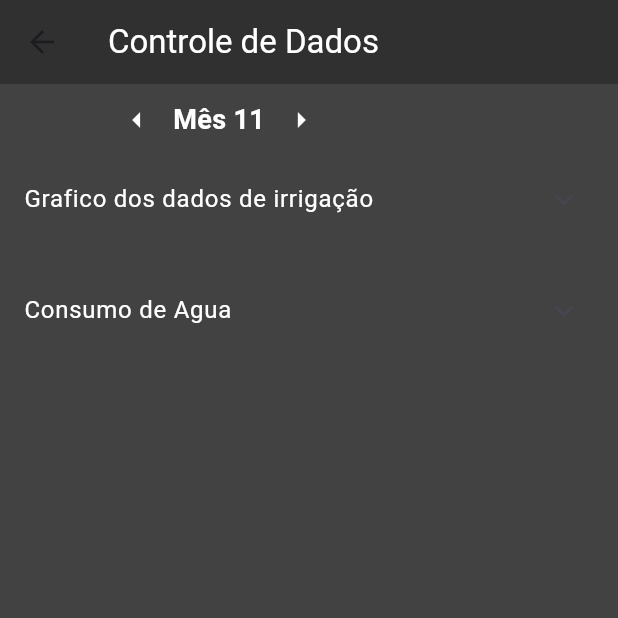
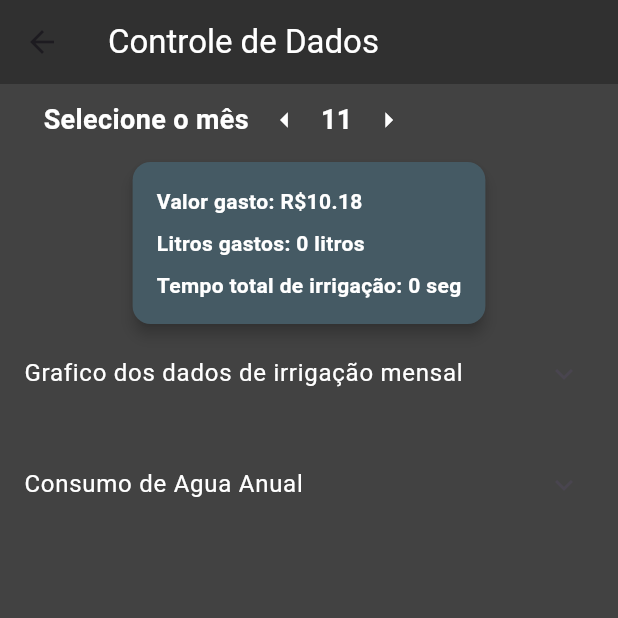
Before and after one commit to mayra2001/smartcontrol, a Flutter app: the GraficoPage screen opened directly, on a phone screen of 412 x 824 dp, the top half of it. Run offline on Flutter 3.47's test engine with Material 3 defaults, Android fonts, the phone set to English and light mode, and no system bars; our stand-ins replace cloud_firestore, firebase_auth, firebase_core, firebase_database, fl_chart, flutter_local_notifications; accounts and stored records are empty; network calls fail.

Commit message:
NOVAS ATUALIZAÇÕES

```diff
--- /dev/null
+++ b/tccsmartcontrol/lib/global_state.dart
@@ -0,0 +1,3 @@
+class GlobalState {
+  static bool incluirEsgoto = false;
+}
--- a/tccsmartcontrol/lib/graficoPage.dart
+++ b/tccsmartcontrol/lib/graficoPage.dart
@@ -1,6 +1,7 @@
 import 'package:flutter/material.dart';
 import 'package:cloud_firestore/cloud_firestore.dart';
 import 'package:fl_chart/fl_chart.dart';
+import 'global_state.dart';
 
 class GraficoPage extends StatefulWidget {
   const GraficoPage({super.key});
@@ -18,7 +19,7 @@ class _GraficoPageState extends State<GraficoPage> {
   List<double> umidadeSolo = [];
   List<double> litrosGastosPorMes = List.filled(12, 0);
   int mesSelecionado = DateTime.now().month;
-  bool incluirEsgoto = false;
+  final incluirEsgoto = GlobalState.incluirEsgoto;
   double valorGasto = 0.0;
   double litrosTotaisMes = 0.0;
   int _chartKey = 0;
@@ -322,10 +323,18 @@ class _GraficoPageState extends State<GraficoPage> {
         child: Column(
           children: [
             Padding(
-              padding: const EdgeInsets.only(right: 120.0),
+              padding: const EdgeInsets.only(right: 100.0),
               child: Row(
                 mainAxisAlignment: MainAxisAlignment.center,
                 children: [
+                  const Text(
+                    'Selecione o mês',
+                    style: TextStyle(
+                      fontSize: 18,
+                      color: Colors.white,
+                      fontWeight: FontWeight.bold,
+                    ),
+                  ),
                   IconButton(
                     icon: const Icon(Icons.arrow_left, color: Colors.white),
                     onPressed: () {
@@ -338,7 +347,7 @@ class _GraficoPageState extends State<GraficoPage> {
                     },
                   ),
                   Text(
-                    'Mês $mesSelecionado',
+                    '$mesSelecionado',
                     style: const TextStyle(
                       fontSize: 18,
                       color: Colors.white,
@@ -359,8 +368,46 @@ class _GraficoPageState extends State<GraficoPage> {
                 ],
               ),
             ),
+            Card(
+              elevation: 4,
+              color: Colors.blueGrey[700],
+              child: Padding(
+                padding: const EdgeInsets.all(16.0),
+                child: Column(
+                  crossAxisAlignment: CrossAxisAlignment.start,
+                  children: [
+                    Text(
+                      'Valor gasto: R\$${valorGasto.toStringAsFixed(2)}',
+                      style: const TextStyle(
+                        fontSize: 14,
+                        fontWeight: FontWeight.bold,
+                        color: Colors.white,
+                      ),
+                    ),
+                    const SizedBox(height: 8),
+                    Text(
+                      'Litros gastos: ${_formatarLitrosOuMetrosCubicos(litrosTotaisMes)}',
+                      style: const TextStyle(
+                        fontSize: 14,
+                        fontWeight: FontWeight.bold,
+                        color: Colors.white,
+                      ),
+                    ),
+                    const SizedBox(height: 8),
+                    Text(
+                      'Tempo total de irrigação: $tempoTotalIrrigacao',
+                      style: const TextStyle(
+                        fontSize: 14,
+                        fontWeight: FontWeight.bold,
+                        color: Colors.white,
+                      ),
+                    ),
+                  ],
+                ),
+              ),
+            ),
             ExpansionTile(
-              title: const Text('Grafico dos dados de irrigação',
+              title: const Text('Grafico dos dados de irrigação mensal',
                   style: TextStyle(color: Colors.white)),
               children: [
                 Column(
@@ -473,69 +520,13 @@ class _GraficoPageState extends State<GraficoPage> {
             ),
             const SizedBox(height: 16),
             ExpansionTile(
-              title: const Text('Consumo de Agua',
+              title: const Text('Consumo de Agua Anual',
                   style: TextStyle(color: Colors.white)),
               children: [
-                Column(
-                  children: [
-                    Padding(
-                      padding: const EdgeInsets.all(8.0),
-                      child: Row(
-                        children: [
-                          const Expanded(
-                            child: Text(
-                                'Se em sua localidade é cobrado a taxa de esgoto, selecione para calcular o valor total de irrigação por mês.',
-                                softWrap: true,
-                                style: TextStyle(color: Colors.white)),
-                          ),
-                          Checkbox(
-                            value: incluirEsgoto,
-                            onChanged: (bool? value) {
-                              setState(() {
-                                incluirEsgoto = value!;
-                                _calcularValorGasto(mesSelecionado);
-                              });
-                            },
-                          ),
-                        ],
-                      ),
-                    ),
-                    Padding(
-                      padding: const EdgeInsets.only(right: 180.0),
-                      child: Text(
-                        'Valor total gasto: R\$${valorGasto.toStringAsFixed(2)}',
-                        style: const TextStyle(
-                            fontSize: 14,
-                            fontWeight: FontWeight.bold,
-                            color: Colors.white),
-                      ),
-                    ),
-                    Padding(
-                      padding: const EdgeInsets.only(right: 60.0),
-                      child: Text(
-                        'Litros gastos no mês selecionado: ${_formatarLitrosOuMetrosCubicos(litrosTotaisMes)}',
-                        style: const TextStyle(
-                            fontSize: 14,
-                            fontWeight: FontWeight.bold,
-                            color: Colors.white),
-                      ),
-                    ),
-                    Padding(
-                      padding: const EdgeInsets.only(left: 17.0, right: 110.0),
-                      child: Text(
-                        'Tempo total de irrigação no mês: $tempoTotalIrrigacao',
-                        style: const TextStyle(
-                            fontSize: 14,
-                            fontWeight: FontWeight.bold,
-                            color: Colors.white),
-                      ),
-                    ),
-                  ],
-                ),
                 const Padding(
                   padding: EdgeInsets.only(top: 20.0),
                   child: Text(
-                    'Consumo anual em metros cúbicos ',
+                    'Consumo em metros cúbicos ',
                     style: TextStyle(
                         fontSize: 16,
                         fontWeight: FontWeight.bold,
```
Also changed, not shown: tccsmartcontrol/lib/ConfiguracoesPage.dart (added, +164 -0 lines), tccsmartcontrol/lib/main.dart (+110 -55 lines).
